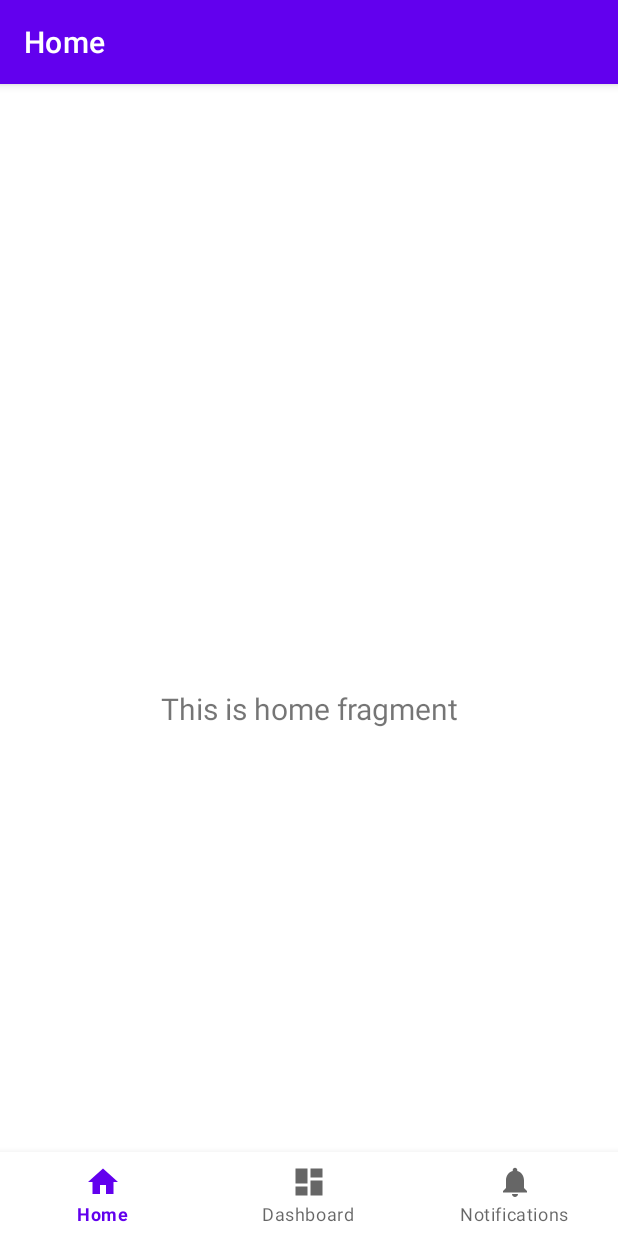
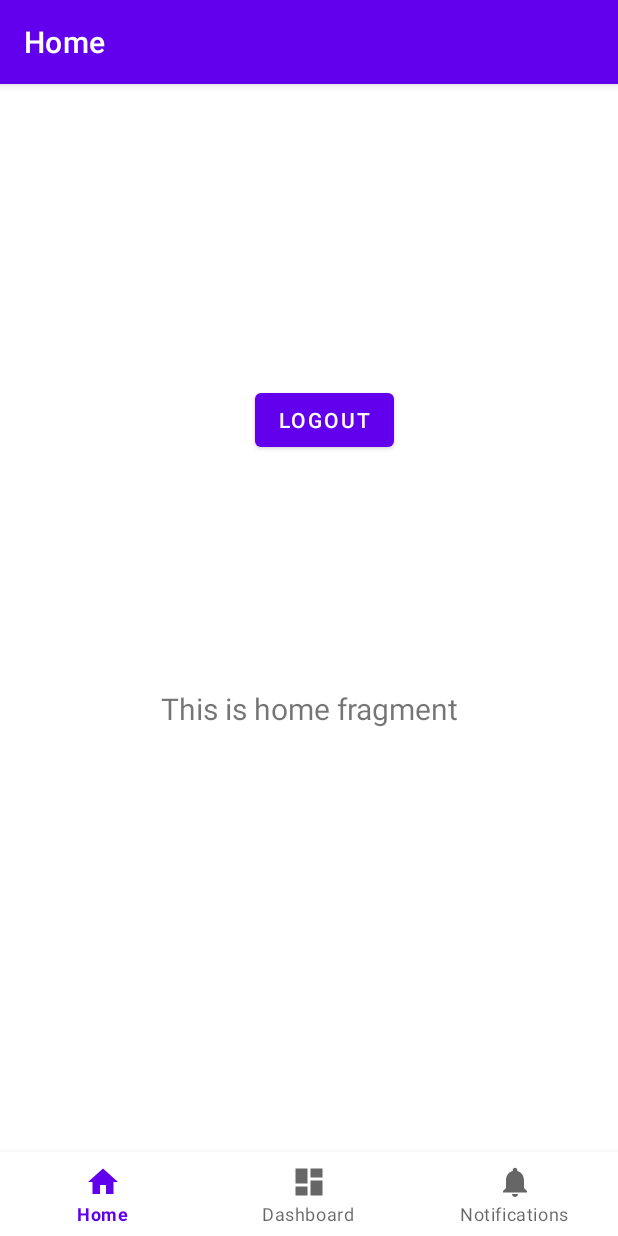
Before and after one commit to Darklaneanjana/Mad_BookStore, an Android app: the MainActivity screen opened directly, with no data from a screen before it, on a phone screen of 412 x 824 dp. Run offline under Robolectric (Android 15) with nearby library versions, the phone set to English and light mode, and no system bars; our stand-ins replace Firebase (no records; nobody signed in at launch, a user with empty details on screens opened directly), navigation-ui.

Commit message:
added logout

```diff
--- a/app/src/main/java/com/example/bookstore/LoginActivity.java
+++ b/app/src/main/java/com/example/bookstore/LoginActivity.java
@@ -86,7 +86,7 @@ public class LoginActivity extends AppCompatActivity {
                             // Sign in success, update UI with the signed-in user's information
                             Log.d(TAG, "signInWithEmail:success");
                             FirebaseUser user = mAuth.getCurrentUser();
-                            Toast.makeText(LoginActivity.this, "Authentication una.",
+                            Toast.makeText(LoginActivity.this, "login una.",
                                     Toast.LENGTH_LONG).show();
 
                             updateUI(user);
--- a/app/src/main/java/com/example/bookstore/MainActivity.java
+++ b/app/src/main/java/com/example/bookstore/MainActivity.java
@@ -1,6 +1,10 @@
 package com.example.bookstore;
 
+import android.content.Intent;
 import android.os.Bundle;
+import android.view.View;
+import android.widget.Button;
+import android.widget.Toast;
 
 import com.google.android.material.bottomnavigation.BottomNavigationView;
 
@@ -11,9 +15,10 @@ import androidx.navigation.ui.AppBarConfiguration;
 import androidx.navigation.ui.NavigationUI;
 
 import com.example.bookstore.databinding.ActivityMainBinding;
+import com.google.firebase.auth.FirebaseAuth;
 
 public class MainActivity extends AppCompatActivity {
-
+    private Button logout;
     private ActivityMainBinding binding;
 
     @Override
@@ -22,6 +27,19 @@ public class MainActivity extends AppCompatActivity {
 
         binding = ActivityMainBinding.inflate(getLayoutInflater());
         setContentView(binding.getRoot());
+
+        logout = findViewById(R.id.logout);
+        logout.setOnClickListener(new View.OnClickListener() {
+            @Override
+            public void onClick(View v){
+                FirebaseAuth.getInstance().signOut();
+                startActivity(new Intent(MainActivity.this,LoginActivity.class));
+                finish();
+                Toast.makeText(MainActivity.this, "logout una.",
+                        Toast.LENGTH_LONG).show();
+
+            }
+        });
 
         BottomNavigationView navView = findViewById(R.id.nav_view);
         // Passing each menu ID as a set of Ids because each
--- a/app/src/main/res/layout/fragment_home.xml
+++ b/app/src/main/res/layout/fragment_home.xml
@@ -19,4 +19,14 @@
         app:layout_constraintEnd_toEndOf="parent"
         app:layout_constraintStart_toStartOf="parent"
         app:layout_constraintTop_toTopOf="parent" />
+
+    <Button
+        android:id="@+id/logout"
+        android:layout_width="wrap_content"
+        android:layout_height="wrap_content"
+        android:layout_marginStart="170dp"
+        android:layout_marginTop="144dp"
+        android:text="logout"
+        app:layout_constraintStart_toStartOf="parent"
+        app:layout_constraintTop_toTopOf="parent" />
 </androidx.constraintlayout.widget.ConstraintLayout>
--- a/app/src/main/res/layout/register.xml
+++ b/app/src/main/res/layout/register.xml
@@ -36,6 +36,7 @@
         android:layout_height="wrap_content"
         android:ems="10"
         android:inputType="textPersonName"
+        android:minHeight="48dp"
         android:text="Name"
         app:layout_constraintBottom_toBottomOf="parent"
         app:layout_constraintEnd_toEndOf="parent"
```
